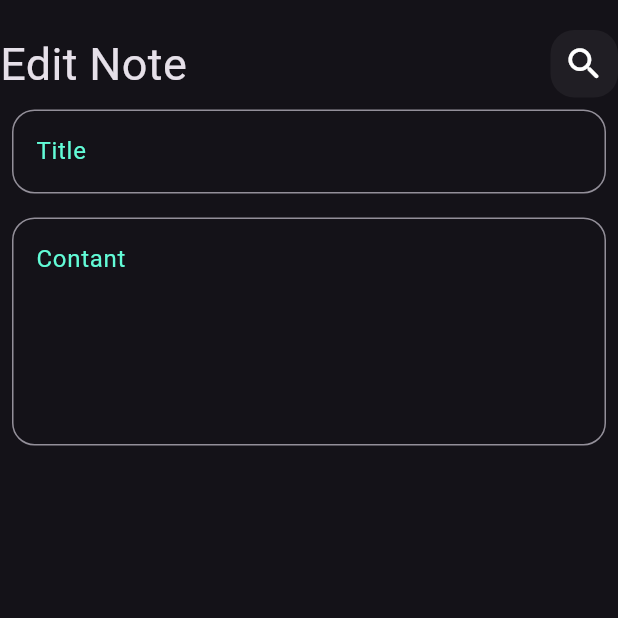
After one commit to bassamAhmedBe/note_app, a Flutter app: the screen it shows after launch, after a tap on "Flutter Tips", on a phone screen of 412 x 824 dp, the top half of it. The commit adds this screen. Run offline on Flutter 3.47's test engine with Material 3 defaults, Android fonts, the phone set to English and light mode, and no system bars.

Commit message:
add NoteView &body

```diff
--- /dev/null
+++ b/lib/views/Edit_Note_view.dart
@@ -0,0 +1,14 @@
+import 'package:flutter/material.dart';
+import 'package:notes/views/edit_Note_View_Body.dart';
+import 'package:notes/widgets/custom-appBar.dart';
+
+class EditNoteView extends StatelessWidget {
+  const EditNoteView({super.key});
+
+  @override
+  Widget build(BuildContext context) {
+    return Scaffold(
+      body: EditNoteViewBody(),
+    );
+  }
+}
--- a/lib/widgets/Notes_ViewBody.dart
+++ b/lib/views/Notes_ViewBody.dart
@@ -15,11 +15,12 @@ class NotesViewBody extends StatelessWidget {
           SizedBox(
             height: 50,
           ),
-          CustomAppBar(),
+          CustomAppBar(
+            title: 'Notes',
+          ),
           Expanded(
             child: NoteListViewBuldier(),
           ),
-
         ],
       ),
     );
--- /dev/null
+++ b/lib/views/edit_Note_View_Body.dart
@@ -0,0 +1,26 @@
+import 'package:flutter/material.dart';
+import 'package:notes/widgets/custom-appBar.dart';
+import 'package:notes/widgets/customTextField.dart';
+
+class EditNoteViewBody extends StatelessWidget {
+  const EditNoteViewBody({super.key});
+
+  @override
+  Widget build(BuildContext context) {
+    return Column(
+      children: [
+        SizedBox(
+          height: 20,
+        ),
+        CustomAppBar(title: 'Edit Note',),
+        CustomTextField(
+          hintText: 'Title',
+        ),
+        CustomTextField(
+          hintText: 'Contant',
+          maxline: 5,
+        ),
+      ],
+    );
+  }
+}
--- a/lib/views/notes_view.dart
+++ b/lib/views/notes_view.dart
@@ -1,5 +1,5 @@
 import 'package:flutter/material.dart';
-import 'package:notes/widgets/Notes_ViewBody.dart';
+import 'package:notes/views/Notes_ViewBody.dart';
 import 'package:notes/widgets/addNoteBottomShet.dart';
 
 class NotesView extends StatelessWidget {
--- a/lib/widgets/custom-appBar.dart
+++ b/lib/widgets/custom-appBar.dart
@@ -1,15 +1,16 @@
 import 'package:flutter/material.dart';
+import 'package:flutter/widgets.dart';
 import 'package:notes/widgets/custom_icon_button.dart';
 
 class CustomAppBar extends StatelessWidget {
-  const CustomAppBar({super.key});
-
+  const CustomAppBar({super.key, required this.title});
+  final String title;
   @override
   Widget build(BuildContext context) {
-    return const Row(
+    return Row(
       children: [
         Text(
-          'Notes',
+          title,
           style: TextStyle(fontSize: 30),
         ),
         Spacer(),
--- a/lib/widgets/custom_NoteItem.dart
+++ b/lib/widgets/custom_NoteItem.dart
@@ -1,11 +1,21 @@
 import 'package:flutter/material.dart';
+import 'package:notes/views/Edit_Note_view.dart';
 
 class CustomNotesItem extends StatelessWidget {
   const CustomNotesItem({super.key});
 
   @override
   Widget build(BuildContext context) {
-    return Container(
+    return GestureDetector(
+      onTap: () {
+        Navigator.push(
+          context,
+          MaterialPageRoute(builder: (context) {
+            return const EditNoteView();
+          }),
+        );
+      },
+      child: Container(
         padding: const EdgeInsets.only(
           top: 24,
           bottom: 24,
@@ -19,7 +29,7 @@ class CustomNotesItem extends StatelessWidget {
           crossAxisAlignment: CrossAxisAlignment.end,
           children: [
             ListTile(
-            title:const Text(
+              title: const Text(
                 'Flutter Tips',
                 style: TextStyle(color: Colors.black, fontSize: 26),
               ),
@@ -33,9 +43,9 @@ class CustomNotesItem extends StatelessWidget {
               ),
               trailing: IconButton(
                 onPressed: () {},
-              icon:const Padding(
-                padding:  EdgeInsets.only(bottom: 40),
-                child:  Icon(
+                icon: const Padding(
+                  padding: EdgeInsets.only(bottom: 40),
+                  child: Icon(
                     Icons.delete,
                     color: Colors.black,
                     size: 30,
@@ -47,12 +57,13 @@ class CustomNotesItem extends StatelessWidget {
               padding: const EdgeInsets.only(right: 16),
               child: Text(
                 'May 21,2023',
-              style:
-                  TextStyle(color: Colors.black.withOpacity(.4), fontSize: 20),
+                style: TextStyle(
+                    color: Colors.black.withOpacity(.4), fontSize: 20),
               ),
             ),
           ],
         ),
+      ),
     );
   }
 }
```
Lines whose indentation alone changed are shown as unchanged.
